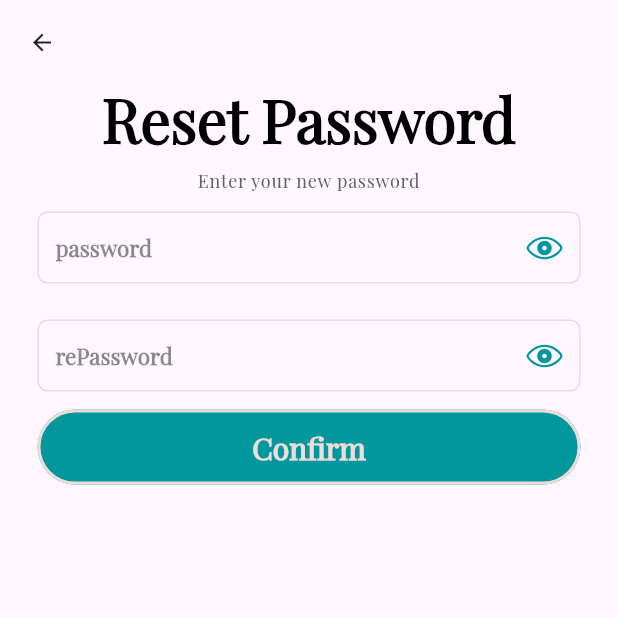
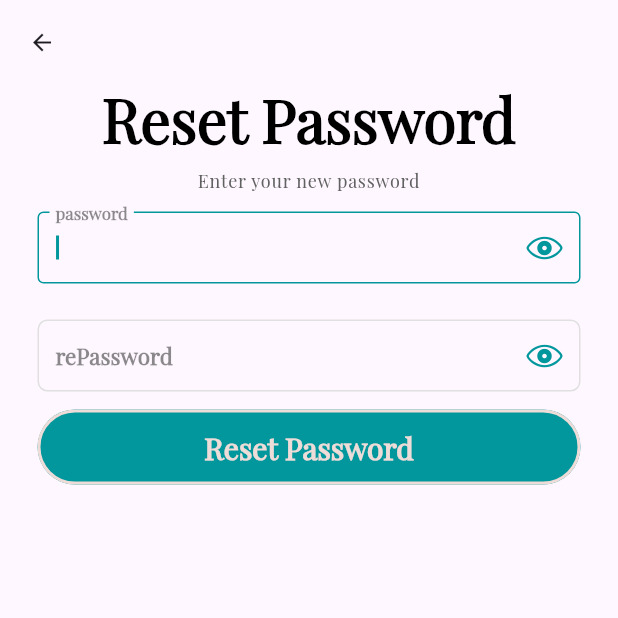
Before and after one commit to abdsyd/MediGear, a Flutter app: the ForgotPass2View screen opened by its route, on a phone screen of 412 x 824 dp, the top half of it. Run offline on Flutter 3.47's test engine with Material 2 defaults, Android fonts, the phone set to English and light mode, and no system bars; our stand-ins replace get, get_storage, otp_text_field, timer_count_down; accounts and stored records are empty.

Commit message:
fixed color attribute in auth_button.dart

```diff
--- a/lib/views/forgot_password1_view.dart
+++ b/lib/views/forgot_password1_view.dart
@@ -1,6 +1,5 @@
 import 'package:flutter/material.dart';
 import 'package:get/get.dart';
-import 'package:hunter/constants/colors.dart';
 import 'package:hunter/constants/routes_name.dart';
 import 'package:hunter/controllers/forgot_password_controller.dart';
 import 'package:hunter/widgets/auth_button.dart';
@@ -57,8 +56,7 @@ class ForgotPass1View extends StatelessWidget {
                     text: 'Confirm',
                     onPressed: () {
                       fPC.goToOtp();
-                    },
-                    color: AppColors.myPrimary),
+                    },),
               ),
               AuthSuggestion(
                   question: 'remembered password ? ',
--- a/lib/views/forgot_password2_view.dart
+++ b/lib/views/forgot_password2_view.dart
@@ -1,7 +1,6 @@
 import 'package:flutter/cupertino.dart';
 import 'package:flutter/material.dart';
 import 'package:get/get.dart';
-import 'package:hunter/constants/colors.dart';
 import 'package:hunter/widgets/auth_button.dart';
 import 'package:hunter/widgets/auth_field.dart';
 import 'package:hunter/widgets/auth_title.dart';
@@ -36,6 +35,7 @@ class ForgotPass2View extends StatelessWidget {
                 child: GetBuilder<ForgotPassController>(
                   builder: (controller) => AuthField(
                     label: 'password',
+                    autoFocus: true,
                     obscureText: !controller.passwordVisible,
                     icon: controller.passwordVisible
                         ? CupertinoIcons.eye_slash
@@ -88,11 +88,10 @@ class ForgotPass2View extends StatelessWidget {
               Padding(
                 padding: const EdgeInsets.symmetric(horizontal: 25),
                 child: AuthButton(
-                  text: 'Confirm',
+                  text: 'Reset Password',
                   onPressed: () {
                     fPC.resetPass();
                   },
-                  color: AppColors.myPrimary,
                 ),
               ),
             ],
--- a/lib/views/login_view.dart
+++ b/lib/views/login_view.dart
@@ -1,7 +1,6 @@
 import 'package:flutter/cupertino.dart';
 import 'package:flutter/material.dart';
 import 'package:get/get.dart';
-import 'package:hunter/constants/colors.dart';
 import 'package:hunter/constants/routes_name.dart';
 import 'package:hunter/controllers/login_controller.dart';
 import 'package:hunter/widgets/auth_button.dart';
@@ -106,7 +105,6 @@ class LoginView extends StatelessWidget {
                 onPressed: () {
                   lC.login();
                 },
-                color: AppColors.myPrimary,
               ),
               AuthSuggestion(
                   question: 'don\'t have an account?',
--- a/lib/views/register_otp.dart
+++ b/lib/views/register_otp.dart
@@ -56,7 +56,7 @@ class RegisterOTP extends StatelessWidget {
                 },
               ),
               AuthButton(
-                  text: 'Verify', onPressed: () {}, color: AppColors.myPrimary),
+                  text: 'Verify', onPressed: () {},),
               AuthSuggestion(
                 question: 'didn\'t receive a code? ',
                 suggestion: 'resend',
--- a/lib/views/register_view.dart
+++ b/lib/views/register_view.dart
@@ -1,6 +1,5 @@
 import 'package:flutter/cupertino.dart';
 import 'package:flutter/material.dart';
-import 'package:hunter/constants/colors.dart';
 import 'package:hunter/constants/routes_name.dart';
 import 'package:hunter/controllers/register_controller.dart';
 import 'package:get/get.dart';
@@ -143,7 +142,6 @@ class RegisterView extends StatelessWidget {
                   onPressed: () {
                     rC.register();
                   },
-                  color: AppColors.myPrimary,
                 ),
               ),
               AuthSuggestion(
--- a/lib/widgets/auth_button.dart
+++ b/lib/widgets/auth_button.dart
@@ -4,11 +4,11 @@ import 'package:hunter/constants/colors.dart';
 
 class AuthButton extends StatelessWidget {
   const AuthButton({
-    super.key, required this.text, required this.onPressed, required this.color,
+    super.key, required this.text, required this.onPressed,  this.color,
   });
   final String text;
   final void Function() onPressed;
-  final Color color;
+  final Color? color;
 
   @override
   Widget build(BuildContext context) {
@@ -16,7 +16,7 @@ class AuthButton extends StatelessWidget {
       minWidth: double.infinity,
       height: 50,
       onPressed:onPressed ,
-      color: color,
+      color: color ?? AppColors.myPrimary,
       elevation: 0,
       shape: RoundedRectangleBorder(
           borderRadius: BorderRadius.circular(50),side: const BorderSide(color: AppColors.myWhite,width: 2)),
```
Also changed, not shown: lib/views/forgot_password_otp.dart (+4 -5 lines).
